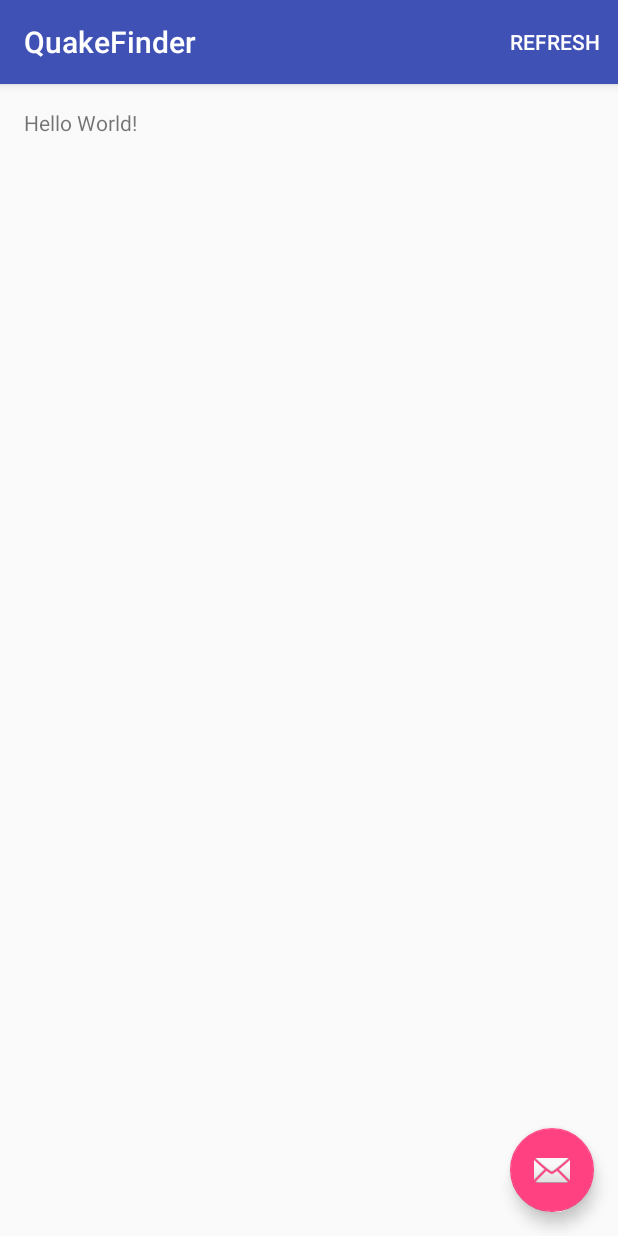
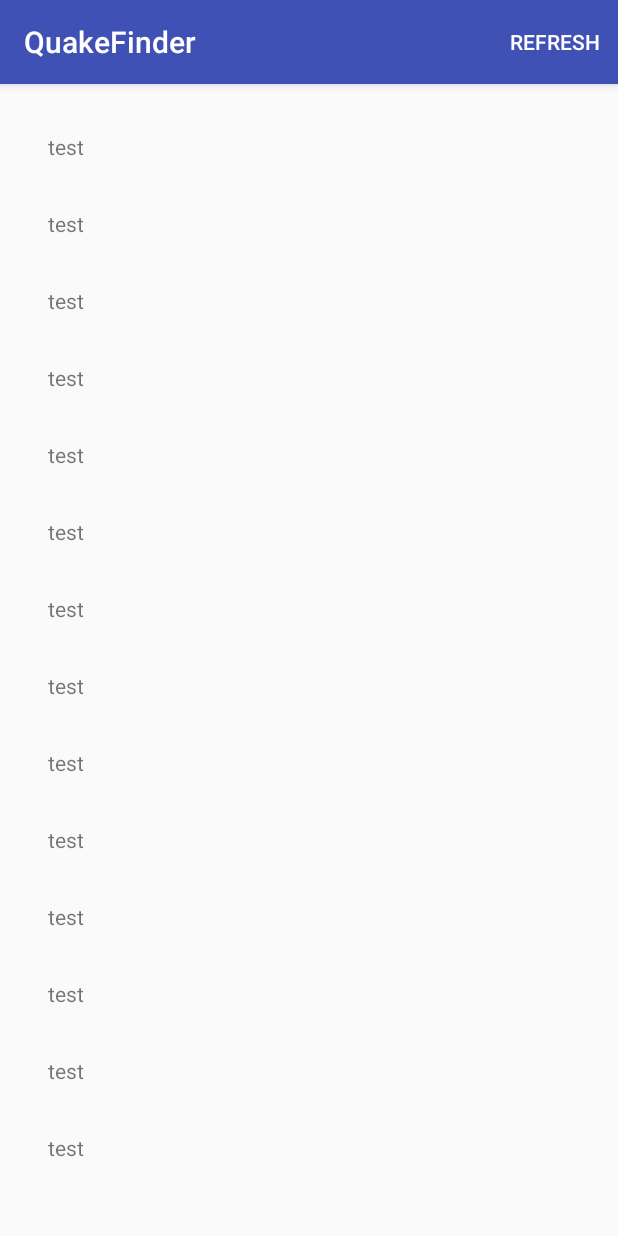
Before and after one commit to DeveloperDavo/QuakeFinder, an Android app: the screen it shows after launch (MainActivity), on a phone screen of 412 x 824 dp. Run offline under Robolectric (Android 15) with nearby library versions, the phone set to English and light mode, and no system bars; our stand-ins replace ButterKnife.

Commit message:
RecyclerView skeleton

```diff
--- a/app/build.gradle
+++ b/app/build.gradle
@@ -23,6 +23,9 @@ dependencies {
     compile fileTree(dir: 'libs', include: ['*.jar'])
     compile 'com.android.support:appcompat-v7:25.1.0'
     compile 'com.android.support:design:25.1.0'
+    compile 'com.android.support:recyclerview-v7:25.1.0'
+    compile 'com.jakewharton:butterknife:8.4.0'
+    annotationProcessor 'com.jakewharton:butterknife-compiler:8.4.0'
     testCompile 'junit:junit:4.12'
     androidTestCompile 'com.android.support:support-annotations:25.1.0'
     androidTestCompile 'com.android.support.test:runner:0.5'
--- a/app/src/main/java/com/example/android/quakefinder/MainActivity.java
+++ b/app/src/main/java/com/example/android/quakefinder/MainActivity.java
@@ -1,35 +1,44 @@
 package com.example.android.quakefinder;
 
 import android.os.Bundle;
-import android.support.design.widget.FloatingActionButton;
-import android.support.design.widget.Snackbar;
 import android.support.v7.app.AppCompatActivity;
+import android.support.v7.widget.LinearLayoutManager;
+import android.support.v7.widget.RecyclerView;
 import android.support.v7.widget.Toolbar;
 import android.util.Log;
-import android.view.View;
 import android.view.Menu;
 import android.view.MenuItem;
 
 import com.example.android.quakefinder.sync.QuakeSyncTask;
 
+import butterknife.BindView;
+import butterknife.ButterKnife;
+
 public class MainActivity extends AppCompatActivity {
     private static final String LOG_TAG = MainActivity.class.getSimpleName();
+
+    @BindView(R.id.rv_earthquakes)
+    RecyclerView recyclerView;
 
     @Override
     protected void onCreate(Bundle savedInstanceState) {
         super.onCreate(savedInstanceState);
+
         setContentView(R.layout.activity_main);
+        ButterKnife.bind(this);
+
+        setUpActionBar();
+        setUpRV();
+    }
+
+    private void setUpActionBar() {
         Toolbar toolbar = (Toolbar) findViewById(R.id.toolbar);
         setSupportActionBar(toolbar);
+    }
 
-        FloatingActionButton fab = (FloatingActionButton) findViewById(R.id.fab);
-        fab.setOnClickListener(new View.OnClickListener() {
-            @Override
-            public void onClick(View view) {
-                Snackbar.make(view, "Replace with your own action", Snackbar.LENGTH_LONG)
-                        .setAction("Action", null).show();
-            }
-        });
+    private void setUpRV() {
+        recyclerView.setLayoutManager(new LinearLayoutManager(this));
+        recyclerView.setAdapter(new QuakeAdapter());
     }
 
     @Override
--- /dev/null
+++ b/app/src/main/java/com/example/android/quakefinder/QuakeAdapter.java
@@ -0,0 +1,52 @@
+package com.example.android.quakefinder;
+
+import android.content.Context;
+import android.support.v7.widget.RecyclerView;
+import android.view.LayoutInflater;
+import android.view.View;
+import android.view.ViewGroup;
+import android.widget.TextView;
+
+import butterknife.BindView;
+import butterknife.ButterKnife;
+
+/**
+ * Created by David on 03/01/2017.
+ */
+
+public class QuakeAdapter extends RecyclerView.Adapter<QuakeAdapter.QuakeViewHolder> {
+    private static final String LOG_TAG = QuakeAdapter.class.getSimpleName();
+
+    @Override
+    public QuakeViewHolder onCreateViewHolder(ViewGroup parent, int viewType) {
+        final Context context = parent.getContext();
+        final int layoutIdForListItem = R.layout.earthquake_list_item;
+        final LayoutInflater inflater = LayoutInflater.from(context);
+        final boolean shouldAttachToParentImmediately = false;
+
+        final View view = inflater.inflate(layoutIdForListItem, parent, shouldAttachToParentImmediately);
+
+        return new QuakeViewHolder(view);
+    }
+
+    @Override
+    public void onBindViewHolder(QuakeViewHolder holder, int position) {
+        holder.placeTextView.setText("test");
+    }
+
+    @Override
+    public int getItemCount() {
+        return 17;
+    }
+
+    class QuakeViewHolder extends RecyclerView.ViewHolder {
+
+        @BindView(R.id.tv_place)
+        TextView placeTextView;
+
+        QuakeViewHolder(View itemView) {
+            super(itemView);
+            ButterKnife.bind(this, itemView);
+        }
+    }
+}
--- a/app/src/main/res/layout/activity_main.xml
+++ b/app/src/main/res/layout/activity_main.xml
@@ -23,12 +23,4 @@
 
     <include layout="@layout/content_main" />
 
-    <android.support.design.widget.FloatingActionButton
-        android:id="@+id/fab"
-        android:layout_width="wrap_content"
-        android:layout_height="wrap_content"
-        android:layout_gravity="bottom|end"
-        android:layout_margin="@dimen/fab_margin"
-        app:srcCompat="@android:drawable/ic_dialog_email" />
-
 </android.support.design.widget.CoordinatorLayout>
--- a/app/src/main/res/layout/content_main.xml
+++ b/app/src/main/res/layout/content_main.xml
@@ -13,8 +13,17 @@
     tools:context="com.example.android.quakefinder.MainActivity"
     tools:showIn="@layout/activity_main">
 
-    <TextView
-        android:layout_width="wrap_content"
-        android:layout_height="wrap_content"
-        android:text="Hello World!" />
+    <!--<TextView-->
+        <!--android:layout_width="wrap_content"-->
+        <!--android:layout_height="wrap_content"-->
+        <!--android:text="Hello World!" />-->
+
+    <android.support.v7.widget.RecyclerView
+        android:id="@+id/rv_earthquakes"
+        android:layout_width="match_parent"
+        android:layout_height="match_parent">
+
+    </android.support.v7.widget.RecyclerView>
+
+
 </RelativeLayout>
--- /dev/null
+++ b/app/src/main/res/layout/earthquake_list_item.xml
@@ -0,0 +1,15 @@
+<?xml version="1.0" encoding="utf-8"?>
+<LinearLayout xmlns:android="http://schemas.android.com/apk/res/android"
+    xmlns:tools="http://schemas.android.com/tools"
+    android:layout_width="wrap_content"
+    android:layout_height="wrap_content"
+    android:orientation="vertical">
+
+    <TextView
+        android:id="@+id/tv_place"
+        android:layout_width="wrap_content"
+        android:layout_height="wrap_content"
+        android:padding="@dimen/standard_padding"
+        tools:text="test" />
+
+</LinearLayout>
--- a/app/src/main/res/values/dimens.xml
+++ b/app/src/main/res/values/dimens.xml
@@ -2,5 +2,6 @@
     <!-- Default screen margins, per the Android Design guidelines. -->
     <dimen name="activity_horizontal_margin">16dp</dimen>
     <dimen name="activity_vertical_margin">16dp</dimen>
-    <dimen name="fab_margin">16dp</dimen>
+
+    <dimen name="standard_padding">16dp</dimen>
 </resources>
```
